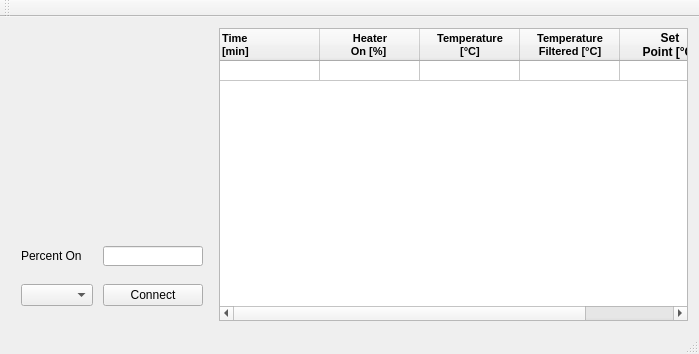
Qt form mainwindow.ui (AnthonyA28/Qt-PWCL-test) before a commit.
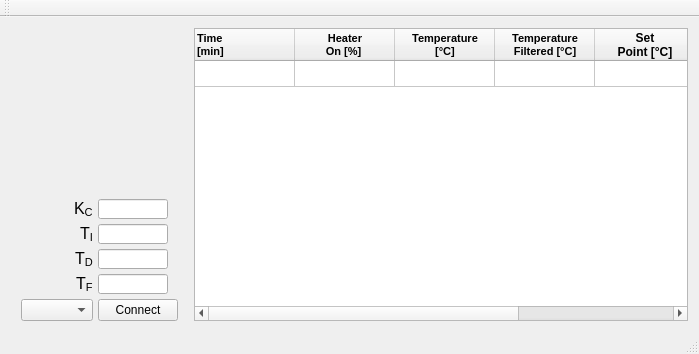
The same form after that commit.

Commit message: able to change kc, taui, taud, tauf

The edit to the form file:
```diff
--- a/mainwindow.ui
+++ b/mainwindow.ui
@@ -26,14 +26,17 @@
       <property name="sizeConstraint">
        <enum>QLayout::SetMaximumSize</enum>
       </property>
+      <property name="labelAlignment">
+       <set>Qt::AlignRight|Qt::AlignTrailing|Qt::AlignVCenter</set>
+      </property>
       <property name="formAlignment">
        <set>Qt::AlignBottom|Qt::AlignRight|Qt::AlignTrailing</set>
       </property>
       <property name="horizontalSpacing">
-       <number>10</number>
+       <number>5</number>
       </property>
       <property name="verticalSpacing">
-       <number>18</number>
+       <number>5</number>
       </property>
       <property name="leftMargin">
        <number>10</number>
@@ -42,17 +45,12 @@
        <number>10</number>
       </property>
       <property name="bottomMargin">
-       <number>15</number>
+       <number>0</number>
       </property>
       <item row="0" column="0">
-       <widget class="QLabel" name="label">
-        <property name="font">
-         <font>
-          <pointsize>9</pointsize>
-         </font>
-        </property>
+       <widget class="QLabel" name="label_4">
         <property name="text">
-         <string>Percent On</string>
+         <string>&lt;html&gt;&lt;head/&gt;&lt;body&gt;&lt;p&gt;&lt;span style=&quot; font-size:12pt;&quot;&gt;K&lt;/span&gt;&lt;span style=&quot; font-size:12pt; vertical-align:sub;&quot;&gt;C&lt;/span&gt;&lt;/p&gt;&lt;/body&gt;&lt;/html&gt;</string>
         </property>
        </widget>
       </item>
@@ -60,23 +58,75 @@
        <widget class="QLineEdit" name="percentOnInput">
         <property name="maximumSize">
          <size>
-          <width>100</width>
+          <width>70</width>
           <height>20</height>
          </size>
         </property>
        </widget>
       </item>
       <item row="1" column="0">
-       <widget class="QComboBox" name="portComboBox">
-        <property name="sizePolicy">
-         <sizepolicy hsizetype="Preferred" vsizetype="Preferred">
-          <horstretch>0</horstretch>
-          <verstretch>0</verstretch>
-         </sizepolicy>
+       <widget class="QLabel" name="label_3">
+        <property name="text">
+         <string>&lt;html&gt;&lt;head/&gt;&lt;body&gt;&lt;p&gt;&lt;span style=&quot; font-size:12pt;&quot;&gt;Τ&lt;/span&gt;&lt;span style=&quot; font-size:12pt; vertical-align:sub;&quot;&gt;I&lt;/span&gt;&lt;/p&gt;&lt;/body&gt;&lt;/html&gt;</string>
         </property>
        </widget>
       </item>
       <item row="1" column="1">
+       <widget class="QLineEdit" name="tauiTextBox">
+        <property name="maximumSize">
+         <size>
+          <width>70</width>
+          <height>20</height>
+         </size>
+        </property>
+       </widget>
+      </item>
+      <item row="2" column="0">
+       <widget class="QLabel" name="label">
+        <property name="font">
+         <font>
+          <pointsize>9</pointsize>
+         </font>
+        </property>
+        <property name="layoutDirection">
+         <enum>Qt::LeftToRight</enum>
+        </property>
+        <property name="text">
+         <string>&lt;html&gt;&lt;head/&gt;&lt;body&gt;&lt;p&gt;&lt;span style=&quot; font-size:12pt;&quot;&gt;Τ&lt;/span&gt;&lt;span style=&quot; font-size:12pt; vertical-align:sub;&quot;&gt;D&lt;/span&gt;&lt;/p&gt;&lt;/body&gt;&lt;/html&gt;</string>
+        </property>
+        <property name="alignment">
+         <set>Qt::AlignLeading|Qt::AlignLeft|Qt::AlignVCenter</set>
+        </property>
+       </widget>
+      </item>
+      <item row="2" column="1">
+       <widget class="QLineEdit" name="taudTextBox">
+        <property name="maximumSize">
+         <size>
+          <width>70</width>
+          <height>20</height>
+         </size>
+        </property>
+       </widget>
+      </item>
+      <item row="3" column="0">
+       <widget class="QLabel" name="label_2">
+        <property name="text">
+         <string>&lt;html&gt;&lt;head/&gt;&lt;body&gt;&lt;p&gt;&lt;span style=&quot; font-size:12pt;&quot;&gt;Τ&lt;/span&gt;&lt;span style=&quot; font-size:12pt; vertical-align:sub;&quot;&gt;F&lt;/span&gt;&lt;/p&gt;&lt;/body&gt;&lt;/html&gt;</string>
+        </property>
+       </widget>
+      </item>
+      <item row="3" column="1">
+       <widget class="QLineEdit" name="taufTextBox">
+        <property name="maximumSize">
+         <size>
+          <width>70</width>
+          <height>20</height>
+         </size>
+        </property>
+       </widget>
+      </item>
+      <item row="4" column="1">
        <widget class="QPushButton" name="setButton">
         <property name="sizePolicy">
          <sizepolicy hsizetype="Preferred" vsizetype="Preferred">
@@ -106,6 +156,16 @@
         </property>
        </widget>
       </item>
+      <item row="4" column="0">
+       <widget class="QComboBox" name="portComboBox">
+        <property name="sizePolicy">
+         <sizepolicy hsizetype="Preferred" vsizetype="Preferred">
+          <horstretch>0</horstretch>
+          <verstretch>0</verstretch>
+         </sizepolicy>
+        </property>
+       </widget>
+      </item>
      </layout>
     </item>
     <item>
@@ -198,7 +258,7 @@
        <bool>false</bool>
       </attribute>
       <attribute name="verticalHeaderDefaultSectionSize">
-       <number>20</number>
+       <number>26</number>
       </attribute>
       <attribute name="verticalHeaderHighlightSections">
        <bool>false</bool>
@@ -291,6 +351,19 @@
         </font>
        </property>
       </column>
+      <column>
+       <property name="text">
+        <string>Fan Speed</string>
+       </property>
+       <property name="font">
+        <font>
+         <family>MS Shell Dlg 2</family>
+         <pointsize>8</pointsize>
+         <weight>75</weight>
+         <bold>true</bold>
+        </font>
+       </property>
+      </column>
       <item row="0" column="0">
        <property name="text">
         <string notr="true"/>
```
Left out of the diff: 2 changed lines with no effect on the pictures. The commit also changes 3 other files.
